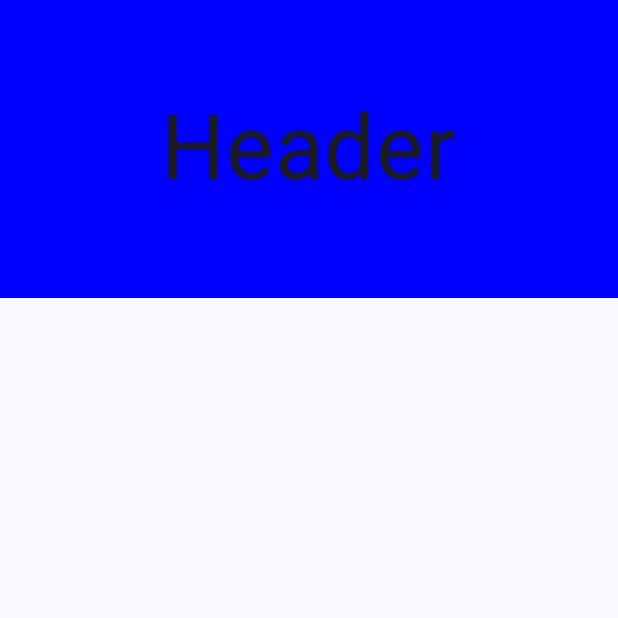
After one commit to raheemadamboev/compose-dismissible-drawer, an Android app built with Jetpack Compose: the composable DrawerHeader shown on its own in the app's theme, on a phone screen of 412 x 824 dp, the top half of it. The commit adds this screen. Run offline under Robolectric (Android 15) with nearby library versions, the phone set to English and light mode, and no system bars.

Commit message:
add drawer header

```diff
--- /dev/null
+++ b/app/src/main/java/xyz/teamgravity/composedrawer/presentation/component/DrawerHeader.kt
@@ -0,0 +1,31 @@
+package xyz.teamgravity.composedrawer.presentation.component
+
+import androidx.compose.foundation.background
+import androidx.compose.foundation.layout.Box
+import androidx.compose.foundation.layout.fillMaxWidth
+import androidx.compose.foundation.layout.padding
+import androidx.compose.material3.Text
+import androidx.compose.runtime.Composable
+import androidx.compose.ui.Alignment
+import androidx.compose.ui.Modifier
+import androidx.compose.ui.graphics.Color
+import androidx.compose.ui.res.stringResource
+import androidx.compose.ui.unit.dp
+import androidx.compose.ui.unit.sp
+import xyz.teamgravity.composedrawer.R
+
+@Composable
+fun DrawerHeader() {
+    Box(
+        contentAlignment = Alignment.Center,
+        modifier = Modifier
+            .fillMaxWidth()
+            .background(Color.Blue)
+            .padding(vertical = 64.dp),
+    ) {
+        Text(
+            text = stringResource(id = R.string.header),
+            fontSize = 60.sp,
+        )
+    }
+}
--- a/app/src/main/res/values/strings.xml
+++ b/app/src/main/res/values/strings.xml
@@ -1,3 +1,6 @@
 <resources>
     <string name="app_name">Compose Drawer</string>
+
+    <!-- Main -->
+    <string name="header">Header</string>
 </resources>
```
